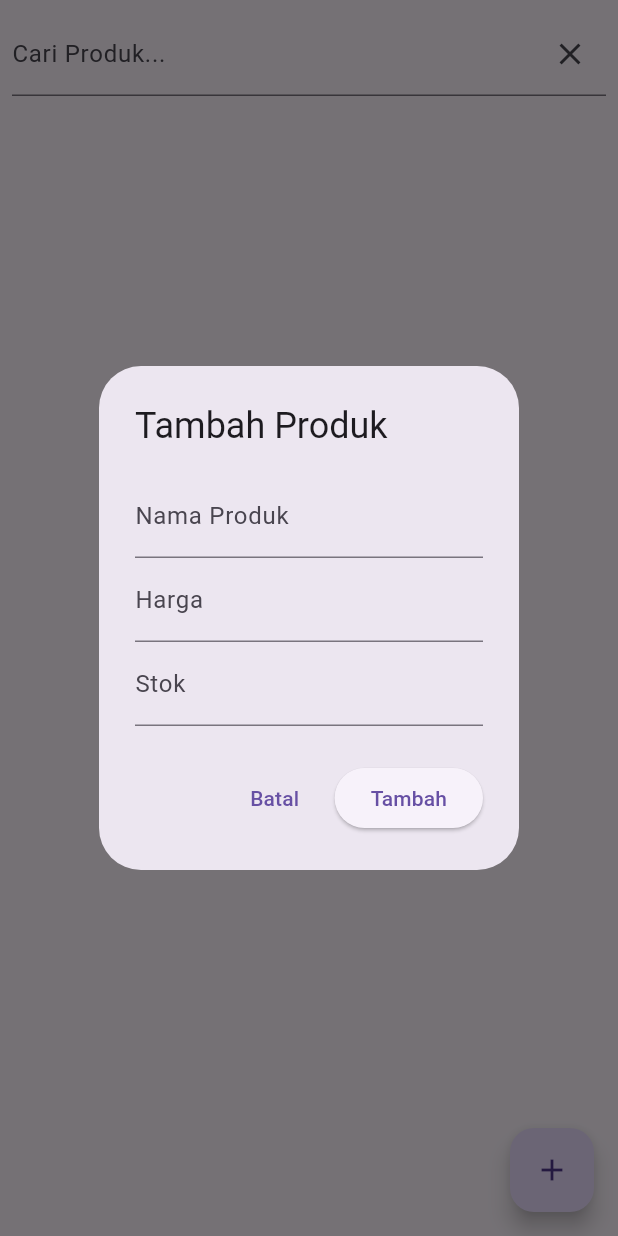
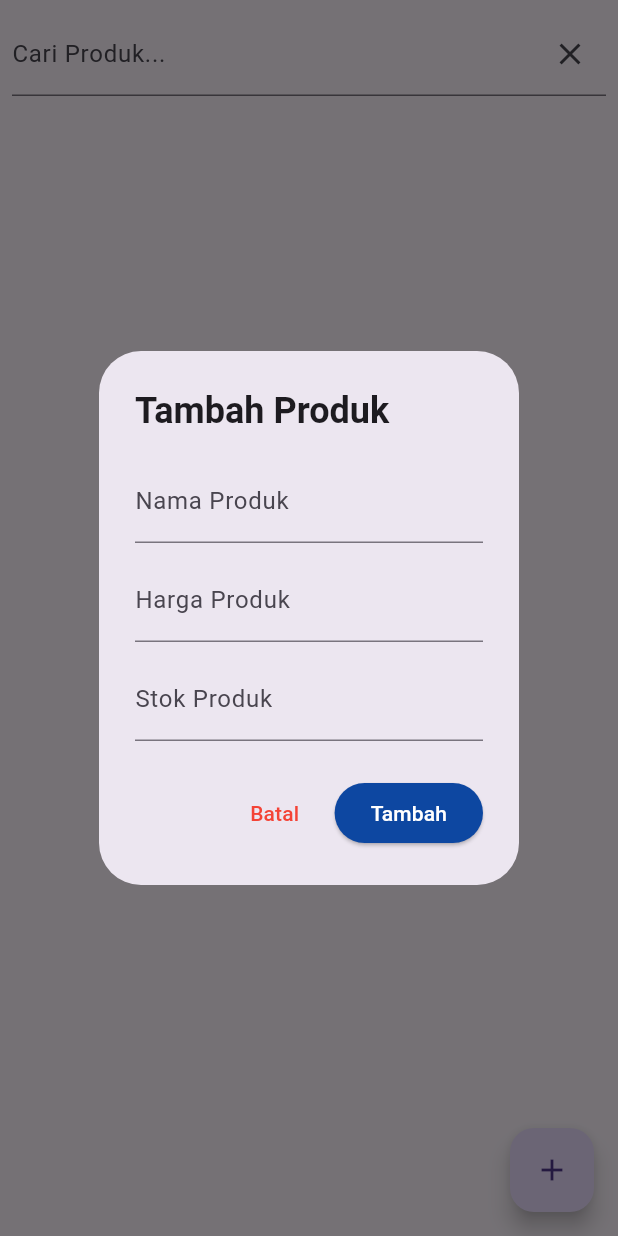
Before and after one commit to novianaura/ukk_2025, a Flutter app: the Produk screen opened directly, after a tap on the "add" icon, on a phone screen of 412 x 824 dp. Run offline on Flutter 3.47's test engine with Material 3 defaults, Android fonts, the phone set to English and light mode, and no system bars; our stand-ins replace supabase_flutter; accounts and stored records are empty.

Commit message:
CRUD produk

```diff
--- a/lib/produk.dart
+++ b/lib/produk.dart
@@ -9,153 +9,250 @@ class Produk extends StatefulWidget {
 }
 
 class _ProdukState extends State<Produk> {
-  final SupabaseClient supabase = Supabase.instance.client;
-  final TextEditingController namaController = TextEditingController();
-  final TextEditingController hargaController = TextEditingController();
-  final TextEditingController stokController = TextEditingController();
-  final TextEditingController searchController = TextEditingController();
-  final _formKey = GlobalKey<FormState>();
-
-  List<Map<String, dynamic>> products = [];
+  List<Map<String, dynamic>> produkList = [];
   List<Map<String, dynamic>> filteredProducts = [];
+  TextEditingController searchController = TextEditingController();
 
   @override
   void initState() {
     super.initState();
-    _fetchProducts();
+    _fetchProduk(); // Memuat data produk saat halaman diinisialisasi
   }
 
-  Future<void> _fetchProducts() async {
+  // Fungsi untuk memuat data produk dari Supabase
+  Future<void> _fetchProduk() async {
     try {
-      final data = await supabase.from('produk').select();
+      final response = await Supabase.instance.client
+          .from('produk')
+          .select();
+
       setState(() {
-        products = List<Map<String, dynamic>>.from(data);
-        filteredProducts = products;
+        produkList = response.map<Map<String, dynamic>>((item) {
+          return {
+            'id': item['id'],
+            'name': item['nama_produk'],
+            'price': item['harga'],
+            'stock': item['stok'],
+          };
+        }).toList();
+        filteredProducts = List.from(produkList);
       });
-    } catch (error) {
+    } catch (e) {
+      print('Error fetching produk: $e');
       ScaffoldMessenger.of(context).showSnackBar(
-        SnackBar(content: Text('Gagal mengambil data: $error')),
+        SnackBar(content: Text('Error fetching produk: $e')),
       );
     }
   }
 
+  // Fungsi untuk menangani pencarian produk
   void _searchProducts() {
-    String query = searchController.text.toLowerCase();
+    final query = searchController.text.toLowerCase();
     setState(() {
-      filteredProducts = products.where((product) {
-        return product['nama_produk'].toLowerCase().contains(query);
-      }).toList();
+      filteredProducts = produkList
+          .where((product) => product['name']
+              .toLowerCase()
+              .contains(query)) // Pencarian berdasarkan nama produk
+          .toList();
     });
   }
 
-  Future<void> _addOrUpdateProduct({int? id}) async {
-    if (!_formKey.currentState!.validate()) return;
-
-    String namaProduk = namaController.text;
-    double harga = double.parse(hargaController.text);
-    int stok = int.parse(stokController.text);
-
-    try {
-      if (id == null) {
-        await supabase.from('produk').insert({
-          'nama_produk': namaProduk,
-          'harga': harga,
-          'stok': stok,
-        });
-      } else {
-        await supabase.from('produk').update({
-          'nama_produk': namaProduk,
-          'harga': harga,
-          'stok': stok,
-        }).match({'id': id});
-      }
-
-      namaController.clear();
-      hargaController.clear();
-      stokController.clear();
-
-      _fetchProducts();
-      Navigator.pop(context);
-    } catch (error) {
-      ScaffoldMessenger.of(context).showSnackBar(
-        SnackBar(content: Text('Gagal menyimpan data: $error')),
-      );
-    }
-  }
-
-  Future<void> _deleteProduct(int id) async {
-    try {
-      // Deleting the product from the database
-      await supabase.from('produk').delete().match({'id': id});
-      // Fetch updated list of products
-      _fetchProducts();
-      ScaffoldMessenger.of(context).showSnackBar(
-        SnackBar(content: Text('Produk berhasil dihapus')),
-      );
-    } catch (error) {
-      ScaffoldMessenger.of(context).showSnackBar(
-        SnackBar(content: Text('Gagal menghapus data: $error')),
-      );
-    }
-  }
-
-  void _showProductDialog({int? id, String? name, double? price, int? stock}) {
-    if (id != null) {
-      namaController.text = name ?? '';
-      hargaController.text = price?.toString() ?? '';
-      stokController.text = stock?.toString() ?? '';
-    } else {
-      namaController.clear();
-      hargaController.clear();
-      stokController.clear();
-    }
+  // Fungsi untuk menambahkan produk
+  Future<void> _tambahProduk(BuildContext context) async {
+    TextEditingController nameController = TextEditingController();
+    TextEditingController priceController = TextEditingController();
+    TextEditingController stockController = TextEditingController();
 
     showDialog(
       context: context,
-      builder: (context) => AlertDialog(
-        title: Text(id == null ? 'Tambah Produk' : 'Edit Produk'),
-        content: Form(
-          key: _formKey,
-          child: Column(
+      builder: (context) {
+        return AlertDialog(
+          title: Text('Tambah Produk', style: TextStyle(fontWeight: FontWeight.bold)),
+          content: Column(
             mainAxisSize: MainAxisSize.min,
             children: [
-              TextFormField(
-                controller: namaController,
-                decoration: InputDecoration(labelText: 'Nama Produk'),
-                validator: (value) =>
-                    value == null || value.isEmpty ? 'Nama produk kosong' : null,
+              TextField(
+                controller: nameController,
+                decoration: InputDecoration(
+                  labelText: 'Nama Produk',
+                  hintText: 'Masukkan nama produk',
+                ),
               ),
-              TextFormField(
-                controller: hargaController,
-                decoration: InputDecoration(labelText: 'Harga'),
+              SizedBox(height: 10),
+              TextField(
+                controller: priceController,
                 keyboardType: TextInputType.number,
-                validator: (value) {
-                  if (value == null || value.isEmpty) return 'Harga kosong';
-                  if (double.tryParse(value) == null) return 'Harga tidak valid';
-                  return null;
-                },
+                decoration: InputDecoration(
+                  labelText: 'Harga Produk',
+                  hintText: 'Masukkan harga produk',
+                ),
               ),
-              TextFormField(
-                controller: stokController,
-                decoration: InputDecoration(labelText: 'Stok'),
+              SizedBox(height: 10),
+              TextField(
+                controller: stockController,
                 keyboardType: TextInputType.number,
-                validator: (value) {
-                  if (value == null || value.isEmpty) return 'Stok kosong';
-                  if (int.tryParse(value) == null) return 'Stok tidak valid';
-                  return null;
-                },
+                decoration: InputDecoration(
+                  labelText: 'Stok Produk',
+                  hintText: 'Masukkan stok produk',
+                ),
               ),
             ],
           ),
-        ),
-        actions: [
-          TextButton(onPressed: () => Navigator.pop(context), child: Text('Batal')),
-          ElevatedButton(
-              onPressed: () => _addOrUpdateProduct(id: id),
-              child: Text(id == null ? 'Tambah' : 'Update')),
-        ],
-      ),
+          actions: [
+            TextButton(
+              onPressed: () {
+                Navigator.pop(context);
+              },
+              child: Text('Batal', style: TextStyle(color: Colors.red)),
+            ),
+            ElevatedButton(
+              style: ElevatedButton.styleFrom(backgroundColor: Colors.blue[900]),
+              onPressed: () async {
+                final name = nameController.text;
+                final price = int.tryParse(priceController.text) ?? 0;
+                final stock = int.tryParse(stockController.text) ?? 0;
+
+                try {
+                  final response = await Supabase.instance.client
+                      .from('product')
+                      .insert([
+                        {'nama_produk': name, 'harga': price, 'stok': stock},
+                      ])
+                      .select();
+
+                  if (response.isNotEmpty) {
+                    ScaffoldMessenger.of(context).showSnackBar(
+                      SnackBar(content: Text('Produk baru ditambahkan ke database!')),
+                    );
+                    _fetchProduk(); // Perbarui tampilan
+                  } else {
+                    ScaffoldMessenger.of(context).showSnackBar(
+                      SnackBar(content: Text('Produk gagal ditambahkan.')),
+                    );
+                  }
+                  Navigator.pop(context);
+                } catch (e) {
+                  ScaffoldMessenger.of(context).showSnackBar(
+                    SnackBar(content: Text('Error occurred: $e')),
+                  );
+                }
+              },
+              child: Text('Tambah', style: TextStyle(color: Colors.white)),
+            ),
+          ],
+        );
+      },
     );
+  }
+
+  // Fungsi untuk mengedit produk
+  Future<void> _editProduk(BuildContext context, Map<String, dynamic> produk) async {
+    TextEditingController nameController = TextEditingController(text: produk['name']);
+    TextEditingController priceController = TextEditingController(text: produk['price'].toString());
+    TextEditingController stockController = TextEditingController(text: produk['stock'].toString());
+
+    showDialog(
+      context: context,
+      builder: (context) {
+        return AlertDialog(
+          title: Text('Edit Produk', style: TextStyle(fontWeight: FontWeight.bold)),
+          content: Column(
+            mainAxisSize: MainAxisSize.min,
+            children: [
+              TextField(
+                controller: nameController,
+                decoration: InputDecoration(
+                  labelText: 'Nama Produk',
+                  hintText: 'Masukkan nama produk',
+                ),
+              ),
+              SizedBox(height: 10),
+              TextField(
+                controller: priceController,
+                keyboardType: TextInputType.number,
+                decoration: InputDecoration(
+                  labelText: 'Harga Produk',
+                  hintText: 'Masukkan harga produk',
+                ),
+              ),
+              SizedBox(height: 10),
+              TextField(
+                controller: stockController,
+                keyboardType: TextInputType.number,
+                decoration: InputDecoration(
+                  labelText: 'Stok Produk',
+                  hintText: 'Masukkan stok produk',
+                ),
+              ),
+            ],
+          ),
+          actions: [
+            TextButton(
+              onPressed: () => Navigator.pop(context),
+              child: Text('Batal', style: TextStyle(color: Colors.black)),
+            ),
+            ElevatedButton(
+              style: ElevatedButton.styleFrom(backgroundColor: Colors.blue[900]),
+              onPressed: () async {
+                final updatedName = nameController.text;
+                final updatedPrice = int.tryParse(priceController.text) ?? produk['price'];
+                final updatedStock = int.tryParse(stockController.text) ?? produk['stock'];
+
+                try {
+                  final response = await Supabase.instance.client
+                      .from('product')
+                      .update({
+                        'nama_produk': updatedName,
+                        'harga': updatedPrice,
+                        'stok': updatedStock,
+                      })
+                      .eq('id', produk['id']);
+
+                  if (response.isNotEmpty) {
+                    ScaffoldMessenger.of(context).showSnackBar(
+                      SnackBar(content: Text('Produk berhasil diperbarui!')),
+                    );
+                    _fetchProduk(); // Perbarui tampilan
+                  } else {
+                    ScaffoldMessenger.of(context).showSnackBar(
+                      SnackBar(content: Text('Gagal memperbarui produk.')),
+                    );
+                  }
+                  Navigator.pop(context);
+                } catch (e) {
+                  ScaffoldMessenger.of(context).showSnackBar(
+                    SnackBar(content: Text('Error occurred: $e')),
+                  );
+                }
+              },
+              child: Text('Simpan', style: TextStyle(color: Colors.white)),
+            ),
+          ],
+        );
+      },
+    );
+  }
+
+  // Fungsi untuk menghapus produk
+  Future<void> _hapusProduk(BuildContext context, int id) async {
+    try {
+      final response = await Supabase.instance.client
+          .from('product')
+          .delete()
+          .eq('id', id)
+          .select();
+
+      if (response.isNotEmpty) {
+        ScaffoldMessenger.of(context).showSnackBar(
+          SnackBar(content: Text('Produk berhasil dihapus!')),
+        );
+        _fetchProduk(); // Perbarui tampilan
+      }
+    } catch (e) {
+      ScaffoldMessenger.of(context).showSnackBar(
+        SnackBar(content: Text('Error occurred: $e')),
+      );
+    }
   }
 
   @override
@@ -173,7 +270,7 @@ class _ProdukState extends State<Produk> {
                   icon: Icon(Icons.clear),
                   onPressed: () {
                     searchController.clear();
-                    _searchProducts(); // Reset search
+                    _searchProducts();
                   },
                 ),
               ),
@@ -188,47 +285,18 @@ class _ProdukState extends State<Produk> {
                     itemBuilder: (context, index) {
                       final product = filteredProducts[index];
                       return ListTile(
-                        title: Text(product['nama_produk']),
-                        subtitle: Text('Harga: ${product['harga']} | Stok: ${product['stok']}'),
+                        title: Text(product['name']),
+                        subtitle: Text('Harga: ${product['price']} | Stok: ${product['stock']}'),
                         trailing: Row(
                           mainAxisSize: MainAxisSize.min,
                           children: [
                             IconButton(
                               icon: const Icon(Icons.edit),
-                              onPressed: () => _showProductDialog(
-                                id: product['id'],
-                                name: product['nama_produk'],
-                                price: (product['harga'] as num).toDouble(),
-                                stock: product['stok'],
-                              ),
+                              onPressed: () => _editProduk(context, product),
                             ),
                             IconButton(
                               icon: const Icon(Icons.delete, color: Colors.red),
-                              onPressed: () {
-                                showDialog(
-                                  context: context,
-                                  builder: (BuildContext context) {
-                                    return AlertDialog(
-                                      title: Text('Konfirmasi Hapus'),
-                                      content: Text(
-                                          'Apakah Anda yakin ingin menghapus produk ini?'),
-                                      actions: [
-                                        TextButton(
-                                          onPressed: () => Navigator.pop(context),
-                                          child: Text('Batal'),
-                                        ),
-                                        ElevatedButton(
-                                          onPressed: () {
-                                            _deleteProduct(product['id']);
-                                            Navigator.pop(context); // Close the dialog
-                                          },
-                                          child: Text('Hapus'),
-                                        ),
-                                      ],
-                                    );
-                                  },
-                                );
-                              },
+                              onPressed: () => _hapusProduk(context, product['id']),
                             ),
                           ],
                         ),
@@ -239,7 +307,7 @@ class _ProdukState extends State<Produk> {
         ],
       ),
       floatingActionButton: FloatingActionButton(
-        onPressed: () => _showProductDialog(),
+        onPressed: () => _tambahProduk(context),
         child: const Icon(Icons.add),
       ),
     );
```
Also changed, not shown: lib/pelanggan.dart (added).
